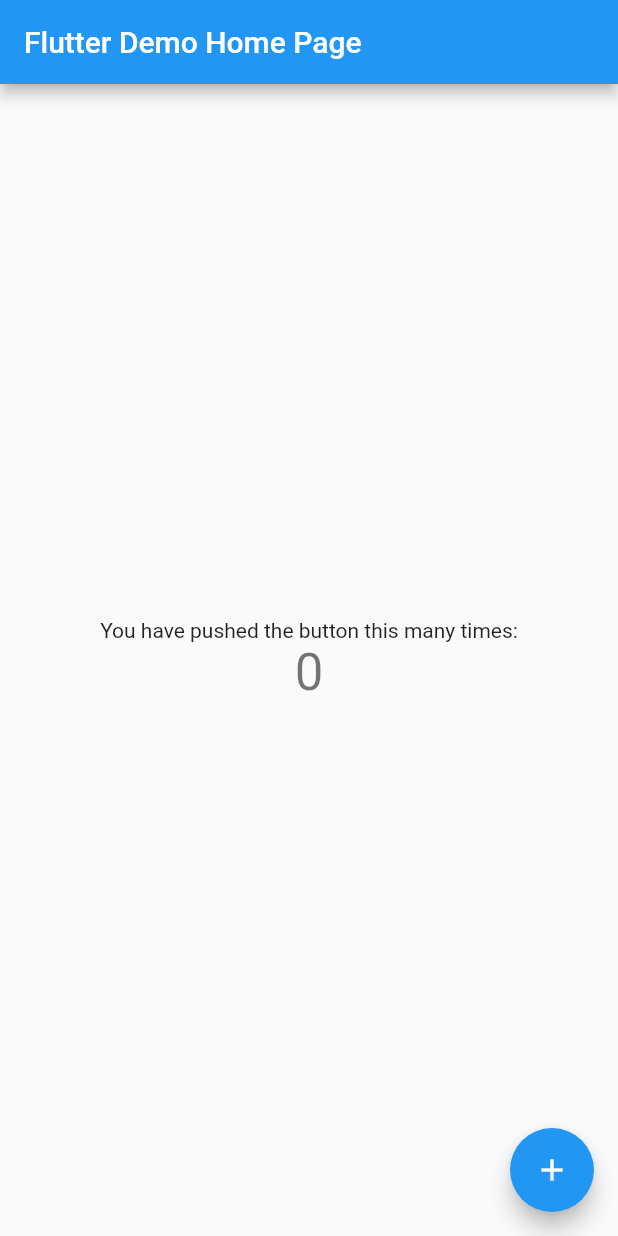
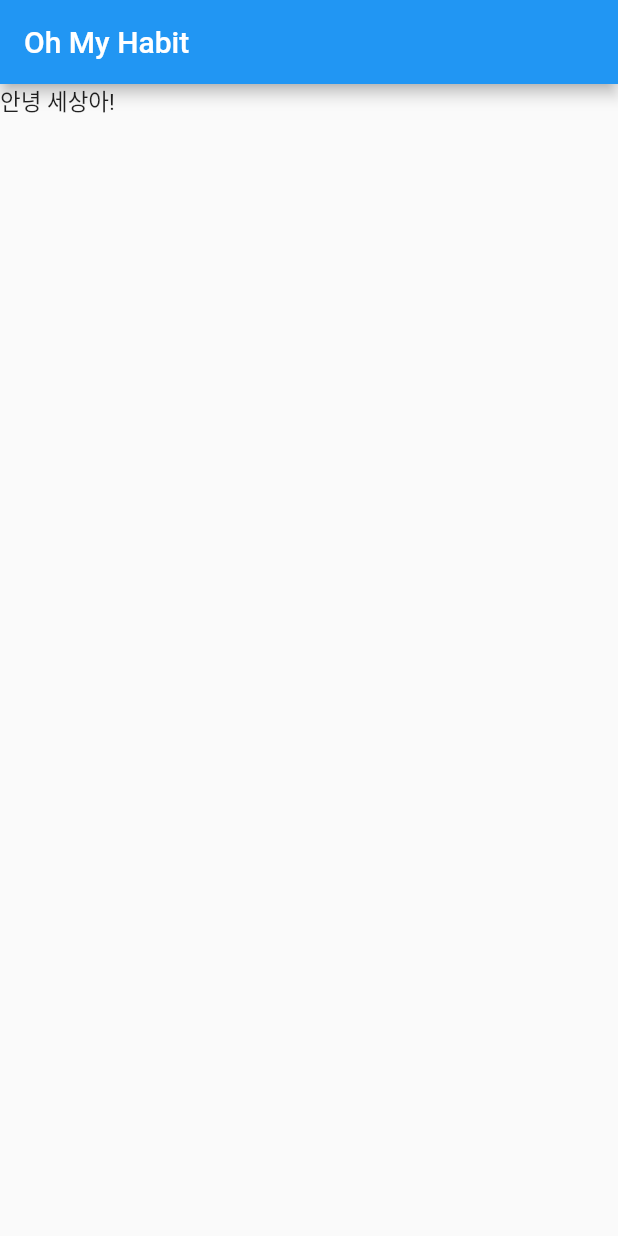
Before and after one commit to beomjungil/oh-my-habit, a Flutter app: the screen it shows after launch, on a phone screen of 412 x 824 dp. Run offline on Flutter 3.47's test engine with Material 2 defaults, Android fonts, the phone set to English and light mode, and no system bars.

Commit message:
chore: init translation

```diff
--- /dev/null
+++ b/lib/i18n/app_localization.dart
@@ -0,0 +1,39 @@
+import 'dart:async';
+import 'package:flutter/material.dart';
+import 'package:intl/intl.dart';
+
+import 'messages_all.dart';
+
+class AppLocalizations {
+  static Future<AppLocalizations> load(Locale locale) {
+    final String name = locale.countryCode == null ? locale.languageCode : locale.toString();
+    final String localeName = Intl.canonicalizedLocale(name);
+
+    return initializeMessages(localeName).then((bool _ ) {
+      Intl.defaultLocale = localeName;
+      return new AppLocalizations();
+    });
+  }
+
+  static AppLocalizations of(BuildContext context) {
+    return Localizations.of<AppLocalizations>(context, AppLocalizations);
+  }
+}
+
+class AppLocalizationDelegate extends LocalizationsDelegate<AppLocalizations> {
+
+  @override
+  bool isSupported(Locale locale) {
+    return ['en', 'ko'].contains(locale.languageCode);
+  }
+
+  @override
+  Future<AppLocalizations> load(Locale locale) {
+    return AppLocalizations.load(locale);
+  }
+
+  @override
+  bool shouldReload(LocalizationsDelegate<AppLocalizations> old) {
+    return false;
+  }
+}
--- /dev/null
+++ b/lib/i18n/messages.dart
@@ -0,0 +1,12 @@
+import 'package:intl/intl.dart';
+
+class Messages {
+  static String get helloWorld => Intl.message("안녕 세상아!",
+    name: "helloWorld",
+    desc: "Default Message. Just for test"
+  );
+  static String get appName => Intl.message("Oh My Habit",
+      name: "appName",
+      desc: "Name of our App (Oh My Habit)"
+  );
+}
--- /dev/null
+++ b/lib/i18n/messages_ko.dart
@@ -0,0 +1,27 @@
+// DO NOT EDIT. This is code generated via package:intl/generate_localized.dart
+// This is a library that provides messages for a ko locale. All the
+// messages from the main program should be duplicated here with the same
+// function name.
+
+// Ignore issues from commonly used lints in this file.
+// ignore_for_file:unnecessary_brace_in_string_interps, unnecessary_new
+// ignore_for_file:prefer_single_quotes,comment_references, directives_ordering
+// ignore_for_file:annotate_overrides,prefer_generic_function_type_aliases
+// ignore_for_file:unused_import, file_names
+
+import 'package:intl/intl.dart';
+import 'package:intl/message_lookup_by_library.dart';
+
+final messages = new MessageLookup();
+
+typedef String MessageIfAbsent(String messageStr, List<dynamic> args);
+
+class MessageLookup extends MessageLookupByLibrary {
+  String get localeName => 'ko';
+
+  final messages = _notInlinedMessages(_notInlinedMessages);
+  static _notInlinedMessages(_) => <String, Function> {
+    "appName" : MessageLookupByLibrary.simpleMessage("Oh My Habit"),
+    "helloWorld" : MessageLookupByLibrary.simpleMessage("안녕 세상아!")
+  };
+}
--- /dev/null
+++ b/lib/i18n/translations/intl_ko.arb
@@ -0,0 +1,15 @@
+{
+  "@@last_modified": "2019-12-29T17:49:55.915365",
+  "helloWorld": "안녕 세상아!",
+  "@helloWorld": {
+    "description": "Default Message. Just for test",
+    "type": "text",
+    "placeholders": {}
+  },
+  "appName": "Oh My Habit",
+  "@appName": {
+    "description": "Name of our App (Oh My Habit)",
+    "type": "text",
+    "placeholders": {}
+  }
+}
--- a/lib/main.dart
+++ b/lib/main.dart
@@ -1,111 +1,29 @@
 import 'package:flutter/material.dart';
+import 'package:flutter_localizations/flutter_localizations.dart';
 
-void main() => runApp(MyApp());
+import 'package:oh_my_habit/i18n/app_localization.dart';
+import 'package:oh_my_habit/screens/index.dart';
 
-class MyApp extends StatelessWidget {
-  // This widget is the root of your application.
+void main() {
+  runApp(App());
+}
+
+class App extends StatelessWidget {
   @override
   Widget build(BuildContext context) {
+    // print(Localizations.localeOf(context));
     return MaterialApp(
       title: 'Flutter Demo',
+      localizationsDelegates: [
+        AppLocalizationDelegate(),
+        GlobalMaterialLocalizations.delegate,
+        GlobalWidgetsLocalizations.delegate,
+      ],
+      locale: Locale("ko"),
+      supportedLocales: [Locale("en"), Locale("ko")],
       theme: ThemeData(
-        // This is the theme of your application.
-        //
-        // Try running your application with "flutter run". You'll see the
-        // application has a blue toolbar. Then, without quitting the app, try
-        // changing the primarySwatch below to Colors.green and then invoke
-        // "hot reload" (press "r" in the console where you ran "flutter run",
-        // or simply save your changes to "hot reload" in a Flutter IDE).
-        // Notice that the counter didn't reset back to zero; the application
-        // is not restarted.
         primarySwatch: Colors.blue,
       ),
-      home: MyHomePage(title: 'Flutter Demo Home Page'),
-    );
+      home: Main());
   }
 }
-
-class MyHomePage extends StatefulWidget {
-  MyHomePage({Key key, this.title}) : super(key: key);
-
-  // This widget is the home page of your application. It is stateful, meaning
-  // that it has a State object (defined below) that contains fields that affect
-  // how it looks.
-
-  // This class is the configuration for the state. It holds the values (in this
-  // case the title) provided by the parent (in this case the App widget) and
-  // used by the build method of the State. Fields in a Widget subclass are
-  // always marked "final".
-
-  final String title;
-
-  @override
-  _MyHomePageState createState() => _MyHomePageState();
-}
-
-class _MyHomePageState extends State<MyHomePage> {
-  int _counter = 0;
-
-  void _incrementCounter() {
-    setState(() {
-      // This call to setState tells the Flutter framework that something has
-      // changed in this State, which causes it to rerun the build method below
-      // so that the display can reflect the updated values. If we changed
-      // _counter without calling setState(), then the build method would not be
-      // called again, and so nothing would appear to happen.
-      _counter++;
-    });
-  }
-
-  @override
-  Widget build(BuildContext context) {
-    // This method is rerun every time setState is called, for instance as done
-    // by the _incrementCounter method above.
-    //
-    // The Flutter framework has been optimized to make rerunning build methods
-    // fast, so that you can just rebuild anything that needs updating rather
-    // than having to individually change instances of widgets.
-    return Scaffold(
-      appBar: AppBar(
-        // Here we take the value from the MyHomePage object that was created by
-        // the App.build method, and use it to set our appbar title.
-        title: Text(widget.title),
-      ),
-      body: Center(
-        // Center is a layout widget. It takes a single child and positions it
-        // in the middle of the parent.
-        child: Column(
-          // Column is also a layout widget. It takes a list of children and
-          // arranges them vertically. By default, it sizes itself to fit its
-          // children horizontally, and tries to be as tall as its parent.
-          //
-          // Invoke "debug painting" (press "p" in the console, choose the
-          // "Toggle Debug Paint" action from the Flutter Inspector in Android
-          // Studio, or the "Toggle Debug Paint" command in Visual Studio Code)
-          // to see the wireframe for each widget.
-          //
-          // Column has various properties to control how it sizes itself and
-          // how it positions its children. Here we use mainAxisAlignment to
-          // center the children vertically; the main axis here is the vertical
-          // axis because Columns are vertical (the cross axis would be
-          // horizontal).
-          mainAxisAlignment: MainAxisAlignment.center,
-          children: <Widget>[
-            Text(
-              'You have pushed the button this many times:',
-            ),
-            Text(
-              '$_counter',
-              style: Theme.of(context).textTheme.display1,
-            ),
-          ],
-        ),
-      ),
-      floatingActionButton: FloatingActionButton(
-        onPressed: _incrementCounter,
-        tooltip: 'Increment',
-        child: Icon(Icons.add),
-      ), // This trailing comma makes auto-formatting nicer for build methods.
-    );
-  }
-}
--- /dev/null
+++ b/lib/screens/index.dart
@@ -0,0 +1 @@
+export 'main.dart';
--- /dev/null
+++ b/lib/screens/main.dart
@@ -0,0 +1,14 @@
+import 'package:flutter/material.dart';
+import 'package:oh_my_habit/i18n/messages.dart';
+
+class Main extends StatelessWidget {
+  @override
+  Widget build(BuildContext context) {
+    return Scaffold(
+      appBar: AppBar(
+        title: Text(Messages.appName)
+      ),
+      body: Text(Messages.helloWorld)
+    );
+  }
+}
--- a/pubspec.yaml
+++ b/pubspec.yaml
@@ -19,6 +19,10 @@ environment:
 dependencies:
   flutter:
     sdk: flutter
+  flutter_localizations:
+    sdk: flutter
+  intl_translation: ^0.17.7
+  intl: ^0.16.0
 
   # The following adds the Cupertino Icons font to your application.
   # Use with the CupertinoIcons class for iOS style icons.
```
Also changed, not shown: lib/i18n/messages_all.dart (added, +67 -0 lines), lib/i18n/messages_en.dart (added, +27 -0 lines), lib/i18n/translations/intl_en.arb (added, +15 -0 lines), pubspec.lock, 1 other file.
